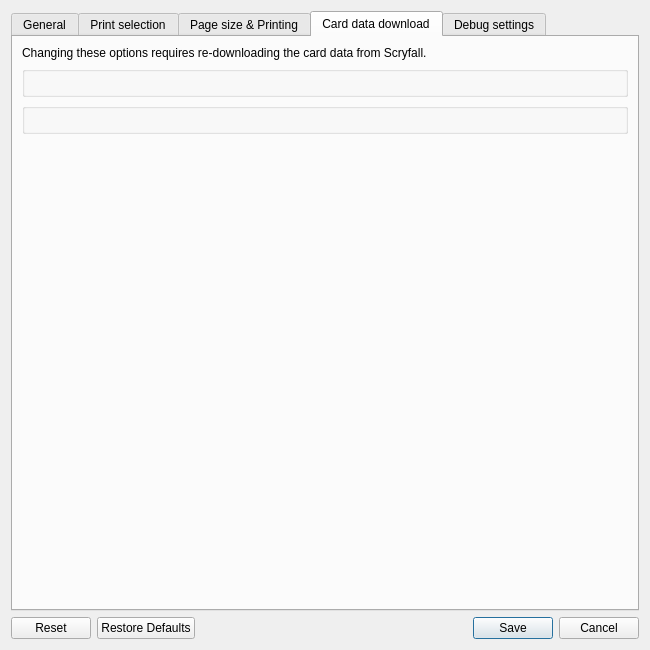
First picture: the form in mtg_proxy_printer/resources/ui/settings_window/settings_window.ui, repository luziferius/MTGProxyPrinter, before the edit.
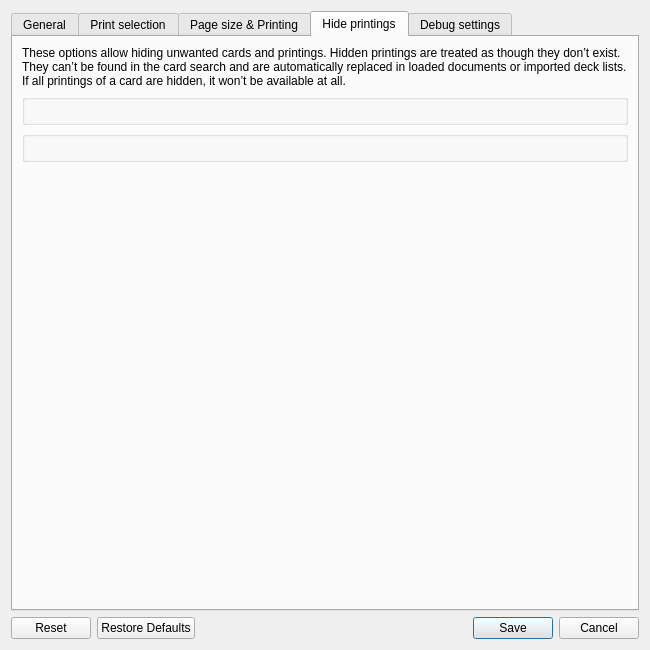
Second picture: the form after the edit. The open tabs and pages were chosen to show the change. Icons and pictures are not drawn. Custom widgets are drawn as their Qt base class.

Commit message:
Reworded Strings in the Settings window, updated to reflect that re-downloading the card data is no longer required to update the filter settings.
FossilOrigin-Name: 55b183818235ce64674848e6890ddf8bb8edda0b5fef4cb55f8ceb82fbdd35c6

```diff
--- a/mtg_proxy_printer/resources/ui/settings_window/settings_window.ui
+++ b/mtg_proxy_printer/resources/ui/settings_window/settings_window.ui
@@ -386,13 +386,16 @@
      </widget>
      <widget class="QWidget" name="tab_card_data_download">
       <attribute name="title">
-       <string>Card data download</string>
+       <string>Hide printings</string>
       </attribute>
       <layout class="QVBoxLayout" name="tab_card_data_download_layout">
        <item>
         <widget class="QLabel" name="card_filter_settings_header_label">
          <property name="text">
-          <string>Changing these options requires re-downloading the card data from Scryfall.</string>
+          <string>These options allow hiding unwanted cards and printings. Hidden printings are treated as though they don’t exist. They can’t be found in the card search and are automatically replaced in loaded documents or imported deck lists. If all printings of a card are hidden, it won’t be available at all.</string>
+         </property>
+         <property name="wordWrap">
+          <bool>true</bool>
          </property>
         </widget>
        </item>
```
The commit also changes 2 other files.
